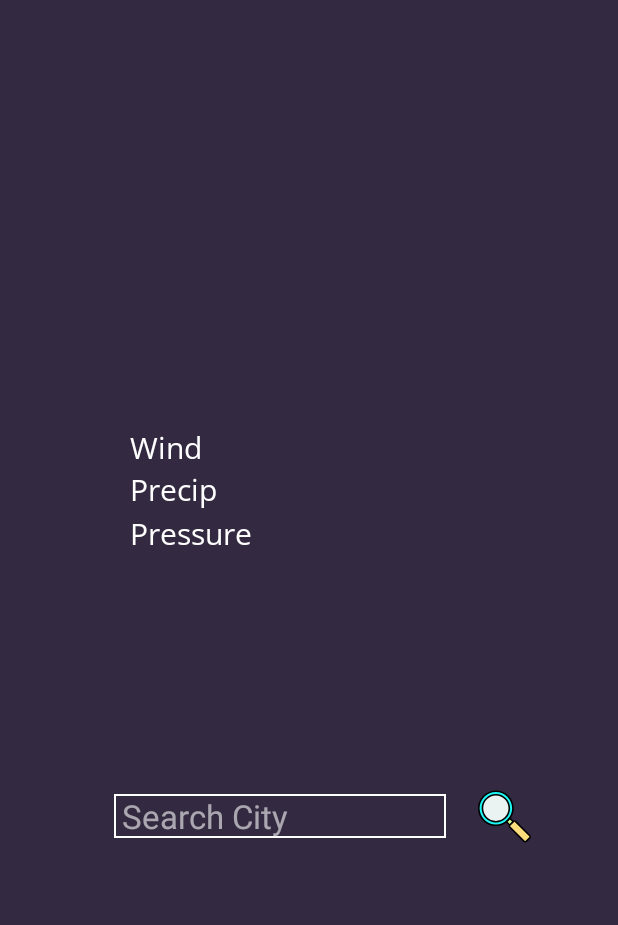
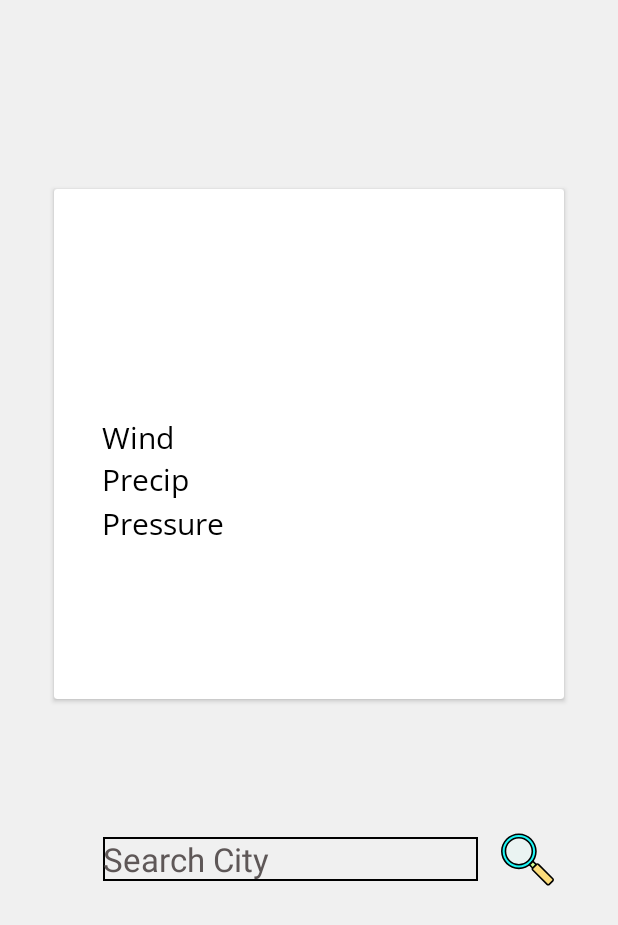
Before and after one commit to Mohammad-Atif/WeatherApp, an Android app: the layout fragment_weather.xml on its own in the app's theme, with its tools: preview values and no code run, on a phone screen of 412 x 824 dp. Shown: the top 925 px of the screen. Run offline under Robolectric (Android 15) with nearby library versions, the phone set to English and light mode, and no system bars.

Commit message:
ui changed v2

```diff
--- a/app/src/main/res/drawable/border.xml
+++ b/app/src/main/res/drawable/border.xml
@@ -2,5 +2,5 @@
     android:shape="rectangle" >
     <stroke
         android:width="1dp"
-        android:color="#FFFFFF" />
+        android:color="#000000" />
 </shape>
--- /dev/null
+++ b/app/src/main/res/drawable/rounded_corner.xml
@@ -0,0 +1,7 @@
+<?xml version="1.0" encoding="utf-8"?>
+<shape xmlns:android="http://schemas.android.com/apk/res/android"
+    >
+    <corners android:radius="12dp"/>
+    <solid android:color="#FFFFFF"/>
+
+</shape>
--- a/app/src/main/res/layout/fragment_weather.xml
+++ b/app/src/main/res/layout/fragment_weather.xml
@@ -5,9 +5,63 @@
     android:id="@+id/constrain_layout"
     android:layout_width="match_parent"
     android:layout_height="match_parent"
-    android:background="#332940"
+    android:background="#F0F0F0"
     tools:context=".ui.WeatherFragment">
 
+
+    <EditText
+        android:id="@+id/SearchCity"
+        android:layout_width="250dp"
+        android:layout_height="wrap_content"
+        android:autofillHints=""
+        android:background="@drawable/border"
+        android:ems="10"
+        android:hint="@string/search_city"
+        android:inputType="textPersonName"
+
+        android:textAppearance="@style/TextAppearance.AppCompat.Medium"
+        android:textColor="#000000"
+        android:textColorHighlight="#000000"
+        android:textColorHint="#5E5757"
+        android:textSize="22sp"
+        app:layout_constraintBottom_toBottomOf="parent"
+        app:layout_constraintEnd_toEndOf="@+id/cardviewWhether"
+        app:layout_constraintHorizontal_bias="0.36"
+        app:layout_constraintStart_toStartOf="@+id/cardviewWhether"
+        app:layout_constraintTop_toBottomOf="@+id/cardviewWhether"
+        app:layout_constraintVertical_bias="0.28" />
+
+    <ImageView
+        android:id="@+id/btnSearch"
+        android:layout_width="35dp"
+        android:layout_height="35dp"
+        android:contentDescription="@string/this_icon_is_for_search"
+        android:src="@drawable/ic_searchicon"
+        app:layout_constraintBottom_toBottomOf="@+id/SearchCity"
+        app:layout_constraintEnd_toEndOf="parent"
+        app:layout_constraintHorizontal_bias="0.27"
+        app:layout_constraintStart_toEndOf="@+id/SearchCity"
+        app:layout_constraintTop_toTopOf="@+id/SearchCity" />
+
+
+    <androidx.cardview.widget.CardView
+        android:id="@+id/cardviewWhether"
+        android:layout_width="340dp"
+        android:layout_height="340dp"
+        android:background="@drawable/rounded_corner"
+        app:cardBackgroundColor="#FFFFFF"
+        app:layout_constraintBottom_toBottomOf="parent"
+        app:layout_constraintEnd_toEndOf="parent"
+        app:layout_constraintHorizontal_bias="0.5"
+        app:layout_constraintStart_toStartOf="parent"
+        app:layout_constraintTop_toTopOf="parent"
+        app:layout_constraintVertical_bias="0.26">
+
+        <androidx.constraintlayout.widget.ConstraintLayout
+            android:id="@+id/ConstrainCardLayout"
+            android:layout_width="match_parent"
+            android:layout_height="match_parent"
+            android:background="@drawable/rounded_corner">
 
             <ImageView
                 android:id="@+id/whetherlogo"
@@ -17,17 +71,36 @@
                 android:paddingTop="20dp"
                 app:layout_constraintBottom_toBottomOf="parent"
                 app:layout_constraintEnd_toEndOf="parent"
-        app:layout_constraintHorizontal_bias="0.262"
+                app:layout_constraintHorizontal_bias="0.122"
                 app:layout_constraintStart_toStartOf="parent"
                 app:layout_constraintTop_toTopOf="parent"
-        app:layout_constraintVertical_bias="0.22000003" />
+                app:layout_constraintVertical_bias="0.120000005" />
+
+            <TextView
+                android:id="@+id/txtDescription"
+                android:layout_width="wrap_content"
+                android:layout_height="wrap_content"
+                android:layout_marginStart="5dp"
+                android:layout_marginLeft="5dp"
+                android:layout_marginEnd="5dp"
+                android:layout_marginRight="5dp"
+                android:fontFamily="@font/open_sans"
+                android:paddingLeft="10dp"
+                android:paddingRight="10dp"
+                android:textColor="#000000"
+                android:textSize="20sp"
+                app:layout_constraintBottom_toBottomOf="@+id/whetherlogo"
+                app:layout_constraintEnd_toEndOf="parent"
+                app:layout_constraintStart_toEndOf="@+id/whetherlogo"
+                app:layout_constraintTop_toBottomOf="@+id/current_Degree_text"
+                app:layout_constraintVertical_bias="0.0" />
 
             <TextView
                 android:id="@+id/current_Degree_text"
                 android:layout_width="wrap_content"
                 android:layout_height="wrap_content"
                 android:fontFamily="@font/open_sans_semibold"
-        android:textColor="#FFFFFF"
+                android:textColor="#000000"
                 android:textSize="30sp"
                 app:layout_constraintBottom_toBottomOf="@+id/whetherlogo"
                 app:layout_constraintEnd_toEndOf="parent"
@@ -43,7 +116,7 @@
                 android:layout_marginTop="40dp"
                 android:fontFamily="@font/open_sans"
                 android:text="@string/wind"
-        android:textColor="#FFFFFF"
+                android:textColor="#000000"
                 android:textSize="20sp"
                 app:layout_constraintEnd_toEndOf="@+id/whetherlogo"
                 app:layout_constraintHorizontal_bias="0.0"
@@ -56,7 +129,7 @@
                 android:layout_height="wrap_content"
                 android:fontFamily="@font/open_sans"
                 android:text="@string/precip"
-        android:textColor="#FFFFFF"
+                android:textColor="#000000"
                 android:textSize="20sp"
                 app:layout_constraintEnd_toEndOf="@+id/whetherlogo"
                 app:layout_constraintHorizontal_bias="0.0"
@@ -70,7 +143,7 @@
                 android:layout_marginTop="1dp"
                 android:fontFamily="@font/open_sans"
                 android:text="@string/pressure"
-        android:textColor="#FFFFFF"
+                android:textColor="#000000"
                 android:textSize="20sp"
                 app:layout_constraintEnd_toEndOf="@+id/whetherlogo"
                 app:layout_constraintHorizontal_bias="0.0"
@@ -81,67 +154,18 @@
                 android:id="@+id/txtCity"
                 android:layout_width="wrap_content"
                 android:layout_height="wrap_content"
-        android:layout_marginTop="30dp"
                 android:fontFamily="@font/open_sans_semibold"
-        android:textColor="#FFFFFF"
-        android:textSize="22sp"
-        app:layout_constraintEnd_toEndOf="@+id/current_Degree_text"
-        app:layout_constraintHorizontal_bias="0.5"
-        app:layout_constraintStart_toStartOf="@+id/whetherlogo"
-        app:layout_constraintTop_toBottomOf="@+id/txtpressure" />
-
-    <EditText
-        android:id="@+id/SearchCity"
-        android:layout_width="221dp"
-        android:layout_height="wrap_content"
-        android:autofillHints=""
-        android:background="@drawable/border"
-        android:ems="10"
-        android:hint="@string/search_city"
-        android:inputType="textPersonName"
-        android:paddingLeft="5dp"
-        android:textAppearance="@style/TextAppearance.AppCompat.Medium"
-        android:textColor="#FFFFFF"
-        android:textColorHighlight="#FFFFFF"
-        android:textColorHint="#97FFFFFF"
+                android:textColor="#000000"
                 android:textSize="22sp"
                 app:layout_constraintBottom_toBottomOf="parent"
                 app:layout_constraintEnd_toEndOf="parent"
-        app:layout_constraintHorizontal_bias="0.4"
+                app:layout_constraintHorizontal_bias="0.5"
                 app:layout_constraintStart_toStartOf="parent"
-        app:layout_constraintTop_toBottomOf="@+id/txtCity"
-        app:layout_constraintVertical_bias="0.28" />
-
-    <ImageView
-        android:id="@+id/btnSearch"
-        android:layout_width="35dp"
-        android:layout_height="35dp"
-        android:contentDescription="@string/this_icon_is_for_search"
-        android:src="@drawable/ic_searchicon"
-        app:layout_constraintBottom_toBottomOf="@+id/SearchCity"
-        app:layout_constraintEnd_toEndOf="parent"
-        app:layout_constraintHorizontal_bias="0.27"
-        app:layout_constraintStart_toEndOf="@+id/SearchCity"
-        app:layout_constraintTop_toTopOf="@+id/SearchCity" />
-
-    <TextView
-        android:id="@+id/txtDescription"
-        android:layout_width="wrap_content"
-        android:layout_height="wrap_content"
-        android:layout_marginStart="5dp"
-        android:layout_marginLeft="5dp"
-        android:layout_marginEnd="5dp"
-        android:layout_marginRight="5dp"
-        android:fontFamily="@font/open_sans"
-        android:paddingLeft="10dp"
-        android:paddingRight="10dp"
-        android:textColor="#FFFFFF"
-        android:textSize="20sp"
-        app:layout_constraintBottom_toBottomOf="@+id/whetherlogo"
-        app:layout_constraintEnd_toEndOf="parent"
-        app:layout_constraintStart_toEndOf="@+id/whetherlogo"
-        app:layout_constraintTop_toBottomOf="@+id/current_Degree_text"
-        app:layout_constraintVertical_bias="0.0" />
+                app:layout_constraintTop_toBottomOf="@+id/txtpressure" />
 
 
         </androidx.constraintlayout.widget.ConstraintLayout>
+    </androidx.cardview.widget.CardView>
+
+
+</androidx.constraintlayout.widget.ConstraintLayout>
--- a/app/src/main/res/values/colors.xml
+++ b/app/src/main/res/values/colors.xml
@@ -1,6 +1,6 @@
 <?xml version="1.0" encoding="utf-8"?>
 <resources>
     <color name="colorPrimary">#6200EE</color>
-    <color name="colorPrimaryDark">#3700B3</color>
+    <color name="colorPrimaryDark">#232323</color>
     <color name="colorAccent">#03DAC5</color>
 </resources>
--- a/app/src/main/res/values/styles.xml
+++ b/app/src/main/res/values/styles.xml
@@ -1,7 +1,7 @@
 <resources>
 
     <!-- Base application theme. -->
-    <style name="AppTheme" parent="Theme.AppCompat.Light.DarkActionBar">
+    <style name="AppTheme" parent="Theme.AppCompat.Light.NoActionBar">
         <!-- Customize your theme here. -->
         <item name="colorPrimary">@color/colorPrimary</item>
         <item name="colorPrimaryDark">@color/colorPrimaryDark</item>
```
Lines whose indentation alone changed are shown as unchanged.
